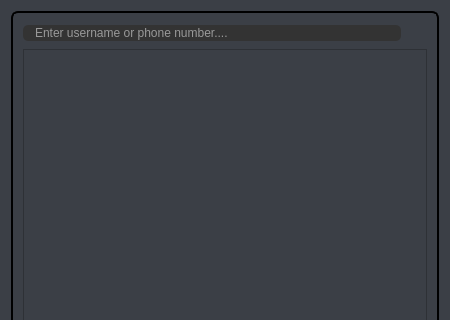
This is Pulp-Fiction-LoginAndRegister/contacts.ui in AP-projects-4001/Pulp-Fiction as Qt 5 draws it before an edit; both pictures show x 0 to 450 and y 0 to 320 of the 450 by 550 pixel window. The edited form follows.
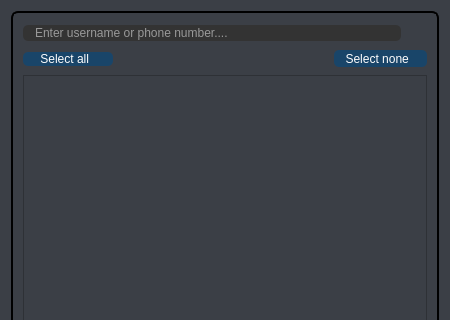
This is the edited form. Icons and pictures are not drawn.

Commit message: Select all and select none options added

The edit to the form file:
```diff
--- a/Pulp-Fiction-LoginAndRegister/contacts.ui
+++ b/Pulp-Fiction-LoginAndRegister/contacts.ui
@@ -277,6 +277,113 @@
              </item>
             </layout>
            </item>
+           <item>
+            <layout class="QHBoxLayout" name="horizontalLayout_19">
+             <item>
+              <widget class="QPushButton" name="selectallusersbtn">
+               <property name="minimumSize">
+                <size>
+                 <width>90</width>
+                 <height>0</height>
+                </size>
+               </property>
+               <property name="layoutDirection">
+                <enum>Qt::LeftToRight</enum>
+               </property>
+               <property name="styleSheet">
+                <string notr="true">QPushButton#selectallusersbtn{
+color: white;
+border-radius: 5px;
+	background-color: rgb(25, 69, 105);
+color: #fefefe; 
+}
+
+QPushButton#selectallusersbtn:hover {
+	background-color: rgb(42, 46, 52);
+border-style: solid;
+ border-width: 1px;
+	color: rgb(37, 103, 156);
+}
+
+QPushButton#selectallusersbtn:pressed {
+border-style: solid;
+border-width: 1px;
+	background-color: rgb(25, 69, 105);
+	color: rgb(85, 255, 255);
+}</string>
+               </property>
+               <property name="text">
+                <string>Select all  </string>
+               </property>
+               <property name="icon">
+                <iconset resource="elements.qrc">
+                 <normaloff>:/img/img/icons8-select-all-files-64.png</normaloff>:/img/img/icons8-select-all-files-64.png</iconset>
+               </property>
+              </widget>
+             </item>
+             <item>
+              <spacer name="horizontalSpacer_3">
+               <property name="orientation">
+                <enum>Qt::Horizontal</enum>
+               </property>
+               <property name="sizeHint" stdset="0">
+                <size>
+                 <width>40</width>
+                 <height>20</height>
+                </size>
+               </property>
+              </spacer>
+             </item>
+             <item>
+              <widget class="QPushButton" name="selectnoneusersbtn">
+               <property name="minimumSize">
+                <size>
+                 <width>93</width>
+                 <height>17</height>
+                </size>
+               </property>
+               <property name="layoutDirection">
+                <enum>Qt::RightToLeft</enum>
+               </property>
+               <property name="styleSheet">
+                <string notr="true">QPushButton#selectnoneusersbtn{
+color: white;
+border-radius: 5px;
+	background-color: rgb(25, 69, 105);
+color: #fefefe; 
+}
+
+QPushButton#selectnoneusersbtn:hover {
+	background-color: rgb(42, 46, 52);
+border-style: solid;
+ border-width: 1px;
+	color: rgb(36, 108, 108);
+}
+
+QPushButton#selectnoneusersbtn:pressed {
+border-style: solid;
+border-width: 1px;
+	background-color: rgb(25, 69, 105);
+	color: rgb(85, 255, 255);
+}</string>
+               </property>
+               <property name="text">
+                <string>Select none  </string>
+               </property>
+               <property name="icon">
+                <iconset resource="elements.qrc">
+                 <normaloff>:/img/img/icons8-select-none-64.png</normaloff>:/img/img/icons8-select-none-64.png</iconset>
+               </property>
+               <property name="iconSize">
+                <size>
+                 <width>14</width>
+                 <height>14</height>
+                </size>
+               </property>
+              </widget>
+             </item>
+            </layout>
+           </item>
            <item>
             <widget class="QListWidget" name="alluserslist"/>
            </item>
```
The commit also changes 2 other files.
